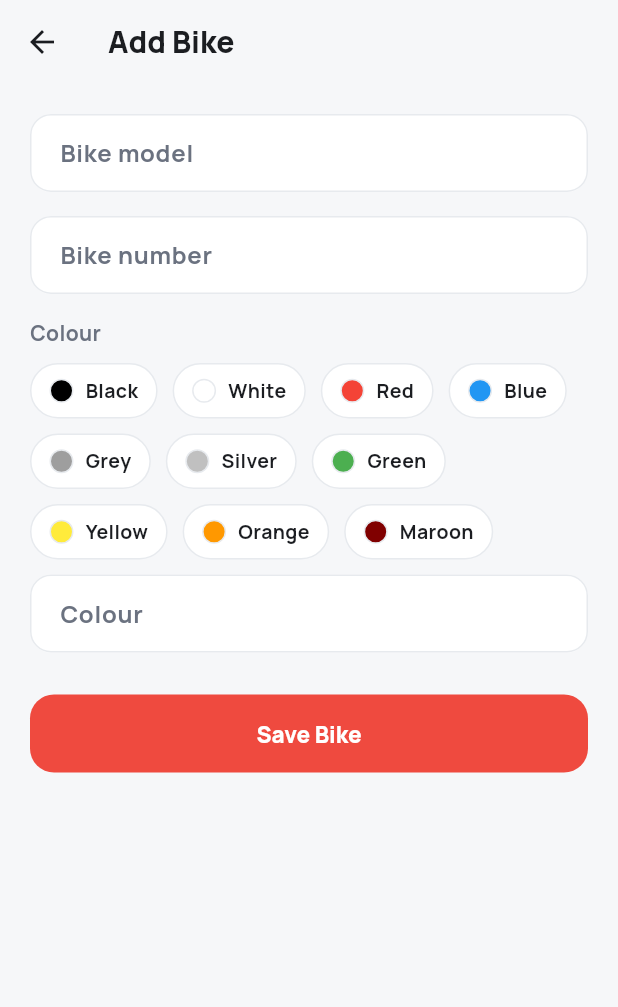
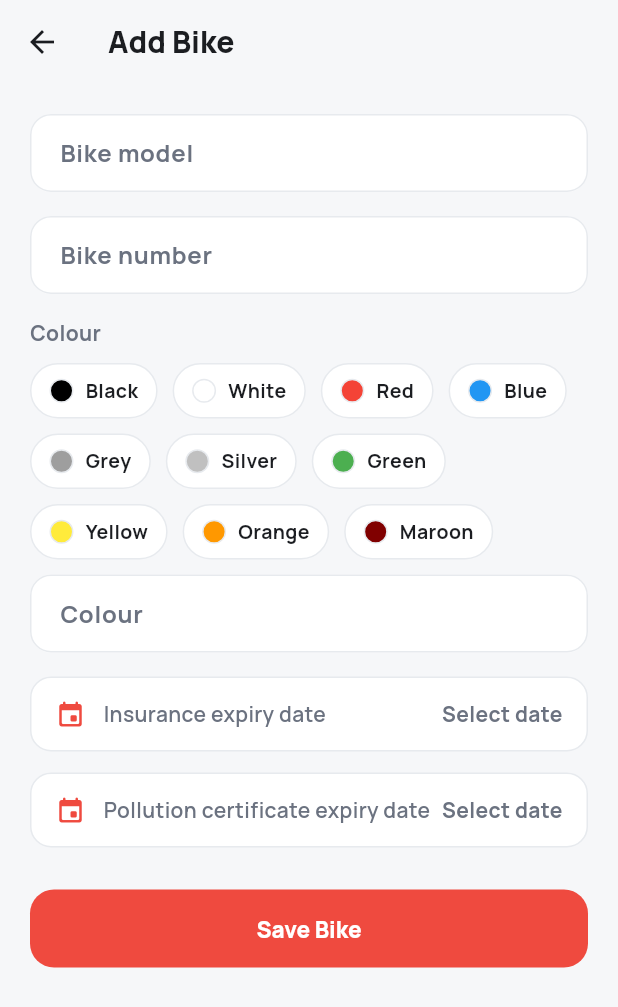
Before and after one commit to vaibhavvkumarr/ridrepo, a Flutter app: the AddVehicleScreen screen opened directly with empty values, on a phone screen of 412 x 824 dp. Shown: the top 1007 px of the screen. Run offline on Flutter 3.47's test engine with Material 3 defaults, Android fonts, the phone set to English and light mode, and no system bars; our stand-ins replace google_fonts, image_picker, share_plus, shared_preferences, sqflite; accounts and stored records are empty.

Commit message:
19th commit

```diff
--- a/lib/models/vehicle.dart
+++ b/lib/models/vehicle.dart
@@ -8,6 +8,8 @@ class Vehicle {
   final String colour;
   final String status; // 'available' or 'rented'
   final DateTime createdAt;
+  final DateTime? insuranceExpiry;
+  final DateTime? pollutionExpiry;
 
   Vehicle({
     this.id,
@@ -17,6 +19,8 @@ class Vehicle {
     required this.colour,
     this.status = 'available',
     DateTime? createdAt,
+    this.insuranceExpiry,
+    this.pollutionExpiry,
   }) : createdAt = createdAt ?? DateTime.now();
 
   Vehicle copyWith({
@@ -27,6 +31,8 @@ class Vehicle {
     String? colour,
     String? status,
     DateTime? createdAt,
+    DateTime? insuranceExpiry,
+    DateTime? pollutionExpiry,
   }) {
     return Vehicle(
       id: id ?? this.id,
@@ -36,6 +42,8 @@ class Vehicle {
       colour: colour ?? this.colour,
       status: status ?? this.status,
       createdAt: createdAt ?? this.createdAt,
+      insuranceExpiry: insuranceExpiry ?? this.insuranceExpiry,
+      pollutionExpiry: pollutionExpiry ?? this.pollutionExpiry,
     );
   }
 
@@ -48,6 +56,8 @@ class Vehicle {
       'colour': colour,
       'status': status,
       'createdAt': createdAt.toIso8601String(),
+      'insuranceExpiry': insuranceExpiry?.toIso8601String(),
+      'pollutionExpiry': pollutionExpiry?.toIso8601String(),
     };
   }
 
@@ -60,6 +70,12 @@ class Vehicle {
       colour: map['colour'] as String,
       status: map['status'] as String,
       createdAt: DateTime.parse(map['createdAt'] as String),
+      insuranceExpiry: map['insuranceExpiry'] != null
+          ? DateTime.parse(map['insuranceExpiry'] as String)
+          : null,
+      pollutionExpiry: map['pollutionExpiry'] != null
+          ? DateTime.parse(map['pollutionExpiry'] as String)
+          : null,
     );
   }
 }
--- a/lib/screens/add_vehicle_screen.dart
+++ b/lib/screens/add_vehicle_screen.dart
@@ -1,4 +1,5 @@
 import 'package:flutter/material.dart';
+import 'package:intl/intl.dart';
 
 import '../db/database_helper.dart';
 import '../models/vehicle.dart';
@@ -31,20 +32,50 @@ class _AddVehicleScreenState extends State<AddVehicleScreen> {
   final _modelController = TextEditingController();
   final _numberController = TextEditingController();
   final _colourController = TextEditingController();
+  DateTime? _insuranceExpiry;
+  DateTime? _pollutionExpiry;
   bool _saving = false;
 
   void _pickColour(String name) {
     setState(() => _colourController.text = name);
   }
 
+  Future<void> _pickExpiryDate({required bool isInsurance}) async {
+    final date = await showDatePicker(
+      context: context,
+      initialDate: DateTime.now(),
+      firstDate: DateTime(2000),
+      lastDate: DateTime.now().add(const Duration(days: 365 * 10)),
+    );
+    if (date == null) return;
+    setState(() {
+      if (isInsurance) {
+        _insuranceExpiry = date;
+      } else {
+        _pollutionExpiry = date;
+      }
+    });
+  }
+
   Future<void> _save() async {
     if (!_formKey.currentState!.validate()) return;
+    if (_insuranceExpiry == null || _pollutionExpiry == null) {
+      ScaffoldMessenger.of(context).showSnackBar(
+        const SnackBar(
+          content: Text(
+              'Please select both the insurance and pollution expiry dates.'),
+        ),
+      );
+      return;
+    }
     setState(() => _saving = true);
     final vehicle = Vehicle(
       type: widget.type,
       model: _modelController.text.trim(),
       number: _numberController.text.trim().toUpperCase(),
       colour: _colourController.text.trim(),
+      insuranceExpiry: _insuranceExpiry,
+      pollutionExpiry: _pollutionExpiry,
     );
     await DatabaseHelper.instance.insertVehicle(vehicle);
     if (!mounted) return;
@@ -122,6 +153,18 @@ class _AddVehicleScreenState extends State<AddVehicleScreen> {
                 validator: (v) =>
                     (v == null || v.trim().isEmpty) ? 'Enter colour' : null,
               ),
+              const SizedBox(height: 16),
+              _ExpiryDateField(
+                label: 'Insurance expiry date',
+                date: _insuranceExpiry,
+                onTap: () => _pickExpiryDate(isInsurance: true),
+              ),
+              const SizedBox(height: 14),
+              _ExpiryDateField(
+                label: 'Pollution certificate expiry date',
+                date: _pollutionExpiry,
+                onTap: () => _pickExpiryDate(isInsurance: false),
+              ),
               const SizedBox(height: 28),
               ElevatedButton(
                 onPressed: _saving ? null : _save,
@@ -138,6 +181,55 @@ class _AddVehicleScreenState extends State<AddVehicleScreen> {
               ),
             ],
           ),
+        ),
+      ),
+    );
+  }
+}
+
+class _ExpiryDateField extends StatelessWidget {
+  final String label;
+  final DateTime? date;
+  final VoidCallback onTap;
+
+  const _ExpiryDateField({
+    required this.label,
+    required this.date,
+    required this.onTap,
+  });
+
+  @override
+  Widget build(BuildContext context) {
+    final dateFormat = DateFormat('d MMM yyyy');
+    return InkWell(
+      borderRadius: BorderRadius.circular(14),
+      onTap: onTap,
+      child: Container(
+        padding: const EdgeInsets.symmetric(horizontal: 16, vertical: 14),
+        decoration: BoxDecoration(
+          color: AppColors.card,
+          borderRadius: BorderRadius.circular(14),
+          border: Border.all(color: AppColors.cardMuted),
+        ),
+        child: Row(
+          children: [
+            const Icon(Icons.event_rounded,
+                color: AppColors.primaryRed, size: 20),
+            const SizedBox(width: 12),
+            Expanded(
+              child: Text(label,
+                  style: const TextStyle(fontWeight: FontWeight.w600)),
+            ),
+            Text(
+              date != null ? dateFormat.format(date!) : 'Select date',
+              style: TextStyle(
+                color: date != null
+                    ? AppColors.textPrimary
+                    : AppColors.textSecondary,
+                fontWeight: FontWeight.w700,
+              ),
+            ),
+          ],
         ),
       ),
     );
--- a/lib/screens/rent_vehicle_screen.dart
+++ b/lib/screens/rent_vehicle_screen.dart
@@ -4,6 +4,7 @@ import '../db/database_helper.dart';
 import '../models/vehicle.dart';
 import '../models/vehicle_type.dart';
 import '../theme/app_theme.dart';
+import '../widgets/vehicle_document_dates.dart';
 import 'rental_form_screen.dart';
 
 class RentVehicleScreen extends StatefulWidget {
@@ -79,6 +80,7 @@ class _RentVehicleScreenState extends State<RentVehicleScreen> {
                             border: Border.all(color: AppColors.cardMuted),
                           ),
                           child: Row(
+                            crossAxisAlignment: CrossAxisAlignment.start,
                             children: [
                               Container(
                                 padding: const EdgeInsets.all(10),
@@ -106,6 +108,9 @@ class _RentVehicleScreenState extends State<RentVehicleScreen> {
                                           .textTheme
                                           .bodyMedium,
                                     ),
+                                    const SizedBox(height: 4),
+                                    VehicleDocumentDates(
+                                        vehicle: vehicle, expanded: true),
                                   ],
                                 ),
                               ),
--- a/lib/screens/rental_detail_screen.dart
+++ b/lib/screens/rental_detail_screen.dart
@@ -10,6 +10,7 @@ import '../models/vehicle.dart';
 import '../models/vehicle_type.dart';
 import '../settings/currency_controller.dart';
 import '../theme/app_theme.dart';
+import '../widgets/vehicle_document_dates.dart';
 
 class RentalDetailScreen extends StatefulWidget {
   final Rental rental;
@@ -144,6 +145,7 @@ class _RentalDetailScreenState extends State<RentalDetailScreen> {
                   borderRadius: BorderRadius.circular(18),
                 ),
                 child: Row(
+                  crossAxisAlignment: CrossAxisAlignment.start,
                   children: [
                     Icon(vehicle.type.icon, color: AppColors.primaryRed),
                     const SizedBox(width: 12),
@@ -155,6 +157,8 @@ class _RentalDetailScreenState extends State<RentalDetailScreen> {
                               style: Theme.of(context).textTheme.titleLarge),
                           Text('${vehicle.number} · ${vehicle.colour}',
                               style: Theme.of(context).textTheme.bodyMedium),
+                          const SizedBox(height: 4),
+                          VehicleDocumentDates(vehicle: vehicle),
                         ],
                       ),
                     ),
```
Also changed, not shown: lib/db/database_helper.dart (+10 -2 lines), lib/screens/all_vehicles_screen.dart (+29 -16 lines), lib/screens/rental_form_screen.dart (+13 -3 lines), lib/widgets/vehicle_document_dates.dart (added, +117 -0 lines).
